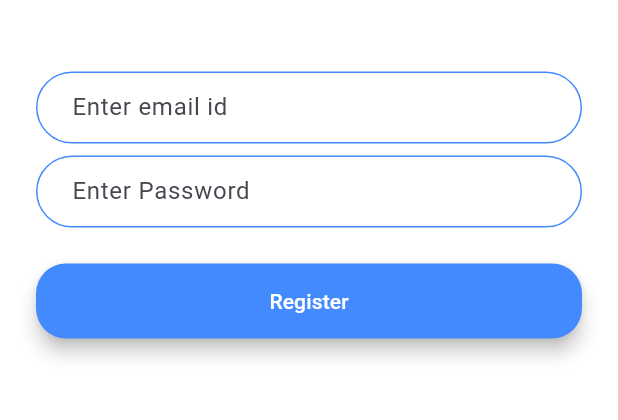
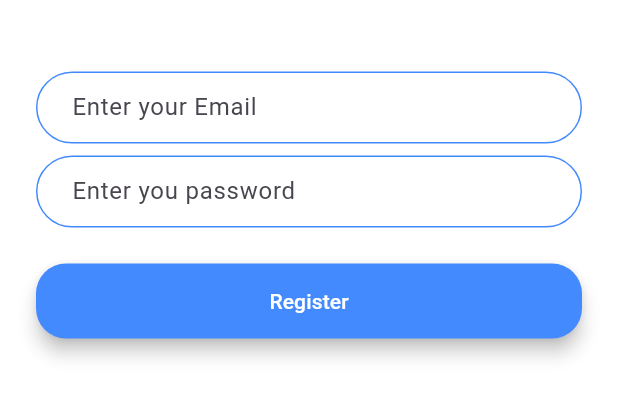
Before and after one commit to Mshankc/flash-chat, a Flutter app: the RegistrationScreen screen opened by its route, on a phone screen of 412 x 824 dp, the part 599-1019 px from its top. Run offline on Flutter 3.47's test engine with Material 3 defaults, Android fonts, the phone set to English and light mode, and no system bars; our stand-ins replace animated_text_kit, firebase_core; accounts and stored records are empty.

```diff
--- a/lib/constants.dart
+++ b/lib/constants.dart
@@ -17,3 +17,18 @@ const kMessageContainerDecoration = BoxDecoration(
     top: BorderSide(color: Colors.lightBlueAccent, width: 2.0),
   ),
 );
+
+const InputDecoration kTextFieldDecoration = InputDecoration(
+  contentPadding: EdgeInsets.symmetric(vertical: 10.0, horizontal: 20.0),
+  border: OutlineInputBorder(
+    borderRadius: BorderRadius.all(Radius.circular(32.0)),
+  ),
+  enabledBorder: OutlineInputBorder(
+    borderSide: BorderSide(color: Colors.blueAccent, width: 1.0),
+    borderRadius: BorderRadius.all(Radius.circular(32.0)),
+  ),
+  focusedBorder: OutlineInputBorder(
+    borderSide: BorderSide(color: Colors.blueAccent, width: 2.0),
+    borderRadius: BorderRadius.all(Radius.circular(32.0)),
+  ),
+);
--- a/lib/screens/registration_screen.dart
+++ b/lib/screens/registration_screen.dart
@@ -1,7 +1,6 @@
+import 'package:flash_chat/constants.dart';
 import 'package:flash_chat/widgets/custom_button.dart';
-import 'package:flutter/cupertino.dart';
 import 'package:flutter/material.dart';
-import 'package:flutter/widgets.dart';
 
 class RegistrationScreen extends StatefulWidget {
   const RegistrationScreen({super.key});
@@ -32,22 +31,16 @@ class _RegistrationScreenState extends State<RegistrationScreen> {
             const SizedBox(
               height: 48.0,
             ),
-            CustomTextField(
-              hintText: 'Enter email id',
-              onPress: () {},
-              isObscure: false,
-              icon: const Icon(null),
-              onTap: () {},
+            TextField(
+              decoration:
+                  kTextFieldDecoration.copyWith(hintText: 'Enter your Email'),
             ),
             const SizedBox(
               height: 8.0,
             ),
-            CustomTextField(
-              hintText: 'Enter Password',
-              onPress: () {},
-              isObscure: true,
-              icon: const Icon(Icons.remove_red_eye),
-              onTap: () {},
+            TextField(
+              decoration:
+                  kTextFieldDecoration.copyWith(hintText: 'Enter you password'),
             ),
             const SizedBox(
               height: 24.0,
@@ -62,26 +55,22 @@ class _RegistrationScreenState extends State<RegistrationScreen> {
 }
 
 class CustomTextField extends StatelessWidget {
-  CustomTextField({
+  const CustomTextField({
     super.key,
     required this.hintText,
     required this.onPress,
     required this.isObscure,
     required this.icon,
-    required this.onTap,
   });
   final String hintText;
-  VoidCallback onPress, onTap;
-  Icon icon;
-  bool isObscure;
+  final VoidCallback onPress;
+  final Icon icon;
+  final bool isObscure;
 
   @override
   Widget build(BuildContext context) {
     return TextField(
       obscureText: isObscure,
-      onChanged: (value) {
-        onPress;
-      },
       decoration: InputDecoration(
         hintText: hintText,
         contentPadding:
--- a/lib/screens/welcome_screen.dart
+++ b/lib/screens/welcome_screen.dart
@@ -26,7 +26,6 @@ class _WelcomeScreenState extends State<WelcomeScreen>
     );
     animation = ColorTween(begin: Colors.white10, end: Colors.white)
         .animate(controller);
-
     controller.forward();
     controller.addListener(() {
       setState(() {});
--- a/pubspec.yaml
+++ b/pubspec.yaml
@@ -36,6 +36,7 @@ dependencies:
   # Use with the CupertinoIcons class for iOS style icons.
   cupertino_icons: ^1.0.6
   animated_text_kit: ^4.2.2
+  firebase_core: ^2.31.1
 
 dev_dependencies:
   flutter_test:
```
Also changed, not shown: firebase.json (added), lib/firebase_options.dart (added), pubspec.lock, 3 other files.
